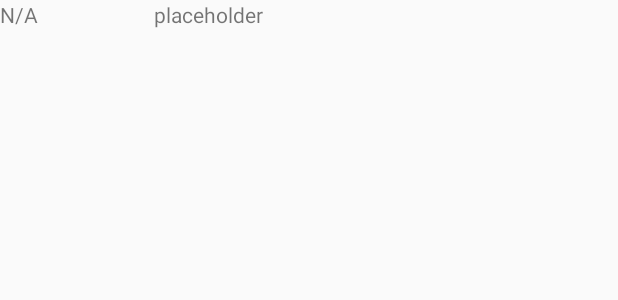
After one commit to willieowens/simpletodo, an Android app: the layout layout_item.xml on its own in the app's theme, with its tools: preview values and no code run, on a phone screen of 412 x 824 dp. The commit adds this screen. Shown: the top 300 px of the screen. Run offline under Robolectric (Android 15) with nearby library versions, the phone set to English and light mode, and no system bars.

Commit message:
Converted storage from text file to SQLLite db. Added custom adapter for todo items with integer primary key and placeholder for due date.

```diff
--- /dev/null
+++ b/app/src/main/res/layout/layout_item.xml
@@ -0,0 +1,20 @@
+<?xml version="1.0" encoding="utf-8"?>
+<LinearLayout xmlns:android="http://schemas.android.com/apk/res/android"
+    android:layout_width="match_parent" android:layout_height="match_parent"
+    android:orientation="horizontal">
+
+    <TextView
+        android:id="@+id/dueDate"
+        android:layout_width="0dp"
+        android:layout_height="wrap_content"
+        android:layout_weight="1"
+        android:text="N/A" />
+
+    <TextView
+        android:id="@+id/text"
+        android:layout_width="0dp"
+        android:layout_height="wrap_content"
+        android:layout_weight="3"
+        android:text="placeholder" />
+
+</LinearLayout>
```
Also changed, not shown: app/src/main/java/com/codepath/simpletodo/EditItemActivity.java (+5 -2 lines), app/src/main/java/com/codepath/simpletodo/ItemAdapter.java (added, +45 -0 lines), app/src/main/java/com/codepath/simpletodo/MainActivity.java (+23 -21 lines), app/src/main/java/com/codepath/simpletodo/TodoItem.java (added, +43 -0 lines), app/src/main/java/com/codepath/simpletodo/TodoItemDb.java (added, +112 -0 lines), 1 other file.
